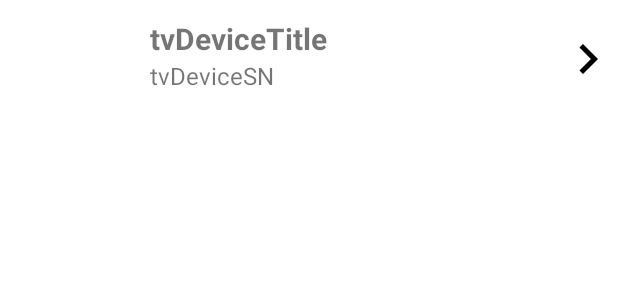
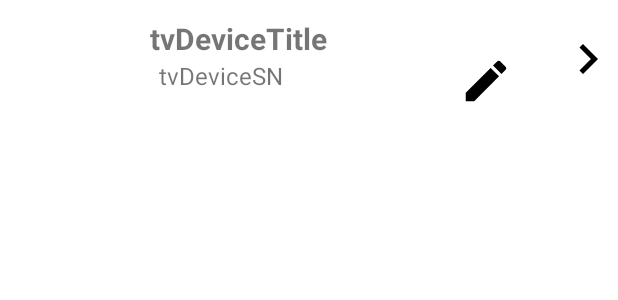
Before and after one commit to DmitryTitorenko/TestApplicatio, an Android app: the layout device.xml on its own in the app's theme, with its tools: preview values and no code run, on a phone screen of 412 x 824 dp. Shown: the top 300 px of the screen. Run offline under Robolectric (Android 15) with nearby library versions, the phone set to English and light mode, and no system bars; network calls fail.

Commit message:
Add edit item button

```diff
--- a/app/src/main/java/com/example/testapplication/MainActivity.kt
+++ b/app/src/main/java/com/example/testapplication/MainActivity.kt
@@ -18,7 +18,7 @@ class MainActivity : AppCompatActivity() {
     lateinit var viewModel: DeviceViewModel
 
     override fun onCreate(savedInstanceState: Bundle?) {
-        deviceComponent = (applicationContext as App).appComponent.deviceListComponent().create()
+        deviceComponent = (applicationContext as App).appComponent.deviceComponent().create()
         deviceComponent.inject(this)
 
         super.onCreate(savedInstanceState)
--- a/app/src/main/java/com/example/testapplication/db/Device.kt
+++ b/app/src/main/java/com/example/testapplication/db/Device.kt
@@ -45,6 +45,6 @@ data class Device(
     @ColumnInfo("server_event")
     val serverEvent: String,
 
-    @ColumnInfo("device_index")
-    val deviceIndex: Int
+    @ColumnInfo("title")
+    val title: String
 ) : Parcelable
--- a/app/src/main/java/com/example/testapplication/db/DeviceDao.kt
+++ b/app/src/main/java/com/example/testapplication/db/DeviceDao.kt
@@ -4,6 +4,7 @@ import androidx.room.Dao
 import androidx.room.Delete
 import androidx.room.Insert
 import androidx.room.Query
+import androidx.room.Update
 import kotlinx.coroutines.flow.Flow
 
 @Dao
@@ -17,6 +18,9 @@ interface DeviceDao {
     @Delete
     suspend fun deleteDevice(device: Device)
 
+    @Update
+    suspend fun updateDevice(device: Device)
+
     @Query("DELETE FROM device")
     suspend fun deleteAll()
 }
--- a/app/src/main/java/com/example/testapplication/devicelist/DeviceComponent.kt
+++ b/app/src/main/java/com/example/testapplication/devicelist/DeviceComponent.kt
@@ -1,6 +1,7 @@
 package com.example.testapplication.devicelist
 
 import com.example.testapplication.MainActivity
+import com.example.testapplication.devicedescription.DeviceDescriptionFragment
 import com.example.testapplication.di.DeviceActivityScope
 import dagger.Subcomponent
 
@@ -14,4 +15,5 @@ interface DeviceComponent {
 
     fun inject(activity: MainActivity)
     fun inject(fragment: DeviceFragment)
+    fun inject(fragment: DeviceDescriptionFragment)
 }
--- a/app/src/main/java/com/example/testapplication/di/AppComponent.kt
+++ b/app/src/main/java/com/example/testapplication/di/AppComponent.kt
@@ -16,5 +16,5 @@ interface AppComponent {
         fun create(@BindsInstance context: Context): AppComponent
     }
 
-    fun deviceListComponent(): DeviceComponent.Factory
+    fun deviceComponent(): DeviceComponent.Factory
 }
--- a/app/src/main/java/com/example/testapplication/network/Repository.kt
+++ b/app/src/main/java/com/example/testapplication/network/Repository.kt
@@ -27,6 +27,10 @@ class Repository @Inject constructor(
         dao.deleteDevice(device)
     }
 
+    suspend fun updateDevice(device: Device) = withContext(ioDispatcher) {
+        dao.updateDevice(device)
+    }
+
     suspend fun deleteAll() = withContext(ioDispatcher) {
         dao.deleteAll()
     }
--- /dev/null
+++ b/app/src/main/res/drawable/baseline_mode_edit_outline_24.xml
@@ -0,0 +1,6 @@
+<vector android:height="24dp" android:tint="#000000"
+    android:viewportHeight="24" android:viewportWidth="24"
+    android:width="24dp" xmlns:android="http://schemas.android.com/apk/res/android">
+    <path android:fillColor="@android:color/white" android:pathData="M3,17.25l0,3.75l3.75,0l11.06,-11.06l-3.75,-3.75z"/>
+    <path android:fillColor="@android:color/white" android:pathData="M20.71,5.63l-2.34,-2.34c-0.39,-0.39 -1.02,-0.39 -1.41,0l-1.83,1.83l3.75,3.75l1.83,-1.83C21.1,6.65 21.1,6.02 20.71,5.63z"/>
+</vector>
--- a/app/src/main/res/layout/device.xml
+++ b/app/src/main/res/layout/device.xml
@@ -31,7 +31,7 @@
         android:id="@+id/tvDeviceSN"
         android:layout_width="wrap_content"
         android:layout_height="wrap_content"
-        android:layout_marginStart="10dp"
+        android:layout_marginStart="16dp"
         android:textSize="16sp"
         app:layout_constraintStart_toEndOf="@id/ivDevice"
         app:layout_constraintTop_toBottomOf="@id/tvDeviceTitle"
@@ -47,4 +47,17 @@
         app:layout_constraintEnd_toEndOf="parent"
         app:layout_constraintTop_toTopOf="parent"
         app:srcCompat="@drawable/baseline_chevron_right_24" />
+
+    <ImageView
+        android:id="@+id/ivEditDevice"
+        android:layout_width="36dp"
+        android:layout_height="36dp"
+        android:layout_marginEnd="70dp"
+        android:layout_marginBottom="10dp"
+        android:background="?attr/selectableItemBackgroundBorderless"
+        android:scaleType="fitXY"
+        app:layout_constraintBottom_toBottomOf="parent"
+        app:layout_constraintEnd_toEndOf="parent"
+        app:srcCompat="@drawable/baseline_mode_edit_outline_24" />
+
 </androidx.constraintlayout.widget.ConstraintLayout>
--- a/app/src/main/res/values/strings.xml
+++ b/app/src/main/res/values/strings.xml
@@ -1,7 +1,6 @@
 <resources>
     <string name="app_name">TestApplication</string>
     <string name="user_name">Lineage OS</string>
-    <string name="home_number">Home Number</string>
     <string name="sn">SN</string>
     <string name="mac_address">MAC Address</string>
     <string name="firmware">Firmware</string>
@@ -14,5 +13,6 @@
     <string name="delete_device">Delete device?</string>
     <string name="cancel">Cancel</string>
     <string name="ok">OK</string>
+    <string name="save">Save</string>
 
 </resources>
```
Also changed, not shown: app/src/main/java/com/example/testapplication/devicedescription/DeviceDescriptionFragment.kt (+44 -5 lines), app/src/main/java/com/example/testapplication/devicelist/DeviceAdapter.kt (+11 -4 lines), app/src/main/java/com/example/testapplication/devicelist/DeviceFragment.kt (+9 -0 lines), app/src/main/java/com/example/testapplication/devicelist/DeviceViewModel.kt (+9 -3 lines), app/src/main/java/com/example/testapplication/utils/Extension.kt (+8 -0 lines), app/src/main/res/layout/fragment_device_description.xml (+22 -6 lines), 1 other file.
